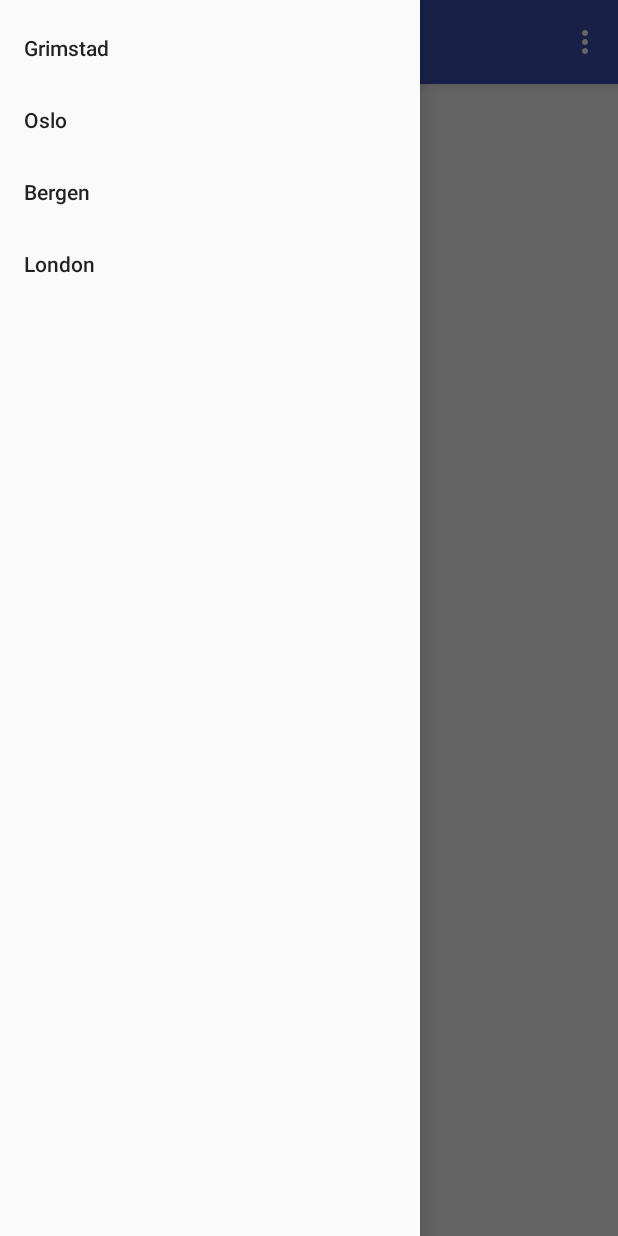
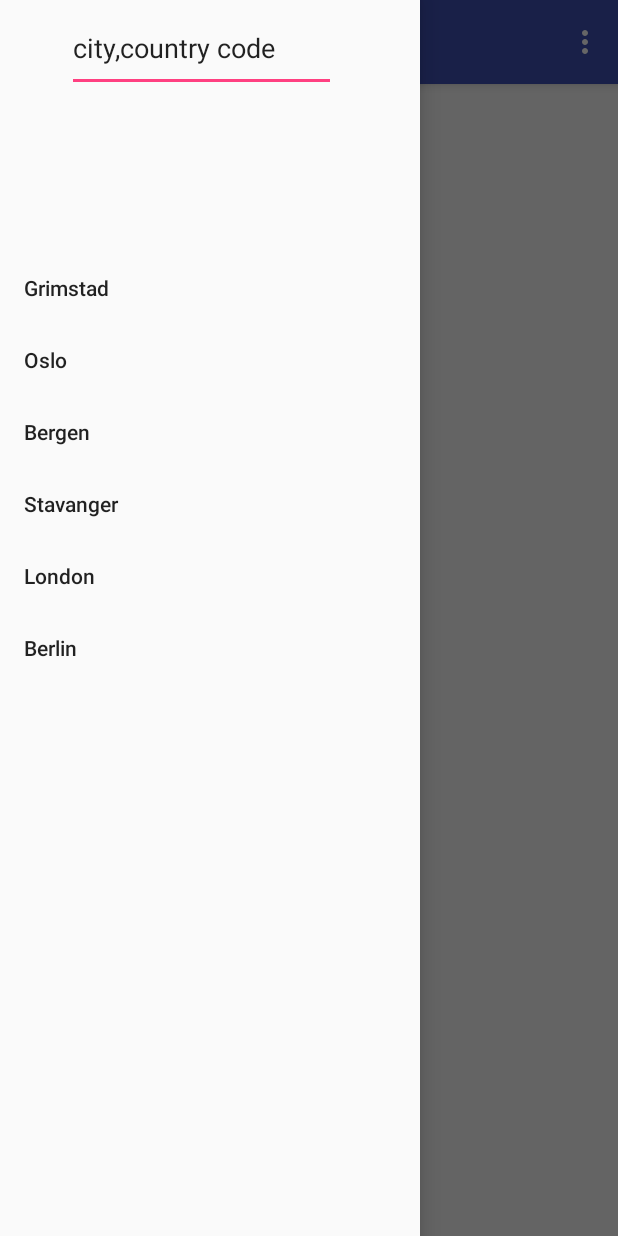
Before and after one commit to Guchoo/AndroidWeatherApp, an Android app: the screen it shows after launch (MainActivity), with the side drawer open, on a phone screen of 412 x 824 dp. Run offline under Robolectric (Android 15) with nearby library versions, the phone set to English and light mode, and no system bars.

```diff
--- a/WeatherApp/app/src/main/java/com/guroodesneltvedt/weatherapp/JSONWeatherParser.java
+++ b/WeatherApp/app/src/main/java/com/guroodesneltvedt/weatherapp/JSONWeatherParser.java
@@ -110,10 +110,6 @@ public class JSONWeatherParser {
             // ...and now the weather
             JSONArray jWeatherArr = jDayForecast.getJSONArray("weather");
             JSONObject jWeatherObj = jWeatherArr.getJSONObject(0);
-//            df.weather.currentCondition.setWeatherId(getInt("id", jWeatherObj));
-//            df.weather.currentCondition.setDescr(getString("description", jWeatherObj));
-//            df.weather.currentCondition.setCondition(getString("main", jWeatherObj));
-//            df.weather.currentCondition.setIcon(getString("icon", jWeatherObj));
 
             df.forecast.date = jDayForecast.getString("dt_txt");
             df.forecast.description = jWeatherObj.getString("description");
--- a/WeatherApp/app/src/main/java/com/guroodesneltvedt/weatherapp/model/DayForecast.java
+++ b/WeatherApp/app/src/main/java/com/guroodesneltvedt/weatherapp/model/DayForecast.java
@@ -23,12 +23,6 @@ public class DayForecast {
         public String description;
         public String icon;
 
-//        public float day;
-//        public float min;
-//        public float max;
-//        public float night;
-//        public float eve;
-//        public float morning;
     }
 
     public String getStringDate() {
--- a/WeatherApp/app/src/main/res/layout/activity_navigation.xml
+++ b/WeatherApp/app/src/main/res/layout/activity_navigation.xml
@@ -19,8 +19,8 @@
         android:layout_height="match_parent"
         android:layout_gravity="start"
         android:fitsSystemWindows="true"
+        app:headerLayout="@layout/nav_header_navigation"
         app:menu="@menu/activity_navigation_drawer" />
-        <!--app:headerLayout="@layout/nav_header_navigation"-->
 
 
 </android.support.v4.widget.DrawerLayout>
--- a/WeatherApp/app/src/main/res/layout/nav_header_navigation.xml
+++ b/WeatherApp/app/src/main/res/layout/nav_header_navigation.xml
@@ -2,33 +2,27 @@
 <LinearLayout xmlns:android="http://schemas.android.com/apk/res/android"
     android:layout_width="match_parent"
     android:layout_height="@dimen/nav_header_height"
-    android:background="@drawable/side_nav_bar"
-    android:gravity="bottom"
-    android:orientation="vertical"
-    android:paddingBottom="@dimen/activity_vertical_margin"
-    android:paddingLeft="@dimen/activity_horizontal_margin"
-    android:paddingRight="@dimen/activity_horizontal_margin"
-    android:paddingTop="@dimen/activity_vertical_margin"
-    android:theme="@style/ThemeOverlay.AppCompat.Dark">
+    android:weightSum="1">
 
     <ImageView
-        android:id="@+id/imageView"
+        android:id="@+id/searchIcon"
         android:layout_width="wrap_content"
-        android:layout_height="wrap_content"
-        android:paddingTop="@dimen/nav_header_vertical_spacing"
-        android:src="@android:drawable/sym_def_app_icon" />
+        android:layout_height="35dp"
+        android:layout_margin="10dp"
+        android:padding="10dp"
+        android:icon="@drawable/ic_menu_searching"
+        android:layout_weight="0.08" />
 
-    <TextView
-        android:layout_width="match_parent"
-        android:layout_height="wrap_content"
-        android:paddingTop="@dimen/nav_header_vertical_spacing"
-        android:text="Android Studio"
-        android:textAppearance="@style/TextAppearance.AppCompat.Body1" />
-
-    <TextView
-        android:id="@+id/textView"
-        android:layout_width="wrap_content"
-        android:layout_height="wrap_content"
-        android:text="android.studio@android.com" />
-
+    <EditText
+        android:id="@+id/searchCity"
+        android:layout_width="179dp"
+        android:layout_height="58dp"
+        android:layout_alignParentLeft="true"
+        android:layout_marginTop="3dp"
+        android:imeOptions="actionSearch"
+        android:text="city,country code"
+        android:inputType="text"
+        android:editable="true">
+        <requestFocus />
+    </EditText>
 </LinearLayout>
--- a/WeatherApp/app/src/main/res/menu/activity_navigation_drawer.xml
+++ b/WeatherApp/app/src/main/res/menu/activity_navigation_drawer.xml
@@ -1,30 +1,27 @@
 <?xml version="1.0" encoding="utf-8"?>
 <menu xmlns:android="http://schemas.android.com/apk/res/android">
 
+    <include layout="@layout/nav_header_navigation" />
     <group android:checkableBehavior="single">
-        <!--<item-->
-            <!--android:id="@+id/nav_location"-->
-            <!--android:title="Location"-->
-            <!--android:icon="@drawable/ic_menu_location" />-->
         <item
             android:id="@+id/nav_grimstad"
             android:title="Grimstad" />
-            <!--android:icon="@drawable/ic_menu_search"-->
 
         <item
             android:id="@+id/nav_oslo"
             android:title="Oslo" />
-            <!--android:icon="@drawable/ic_menu_gallery"-->
-            <!--android:title="Gallery" />-->
         <item
             android:id="@+id/nav_bergen"
             android:title="Bergen" />
-            <!--android:icon="@drawable/ic_menu_slideshow"-->
-            <!--android:title="Slideshow" />-->
+        <item
+            android:id="@+id/nav_stavanger"
+            android:title="Stavanger" />
         <item
             android:id="@+id/nav_london"
             android:title="London" />
-            <!--android:icon="@drawable/ic_menu_manage"-->
-            <!--android:title="Tools" />-->
+        <item
+            android:id="@+id/nav_berlin"
+            android:title="Berlin" />
+
     </group>
 </menu>
--- a/WeatherApp/app/src/main/res/values/styles.xml
+++ b/WeatherApp/app/src/main/res/values/styles.xml
@@ -15,11 +15,5 @@
 
     <style name="AppTheme.AppBarOverlay" parent="ThemeOverlay.AppCompat.Dark.ActionBar" />
 
-    <style name="AppTheme.PopupOverlay" parent="ThemeOverlay.AppCompat.Light" />
-
-    <style name="AppTheme.PopUp">
-        <item name="android:windowIsTranslucent">true</item>
-        <item name="android:windowCloseOnTouchOutside">true</item>
-    </style>
 
 </resources>
```
Also changed, not shown: WeatherApp/app/src/main/java/com/guroodesneltvedt/weatherapp/MainActivity.java (+129 -24 lines), WeatherApp/app/src/main/java/com/guroodesneltvedt/weatherapp/model/Location.java (+0 -16 lines), WeatherApp/app/src/main/java/com/guroodesneltvedt/weatherapp/model/WeatherForecast.java (+0 -75 lines), WeatherApp/app/src/main/res/layout/app_bar_navigation.xml (+1 -9 lines), WeatherApp/app/src/main/res/layout/details_dialog.xml (added, +26 -0 lines), WeatherApp/app/src/main/res/drawable/ic_menu_searching.png (renamed from WeatherApp/app/src/main/res/drawable/ic_menu_search.png).
